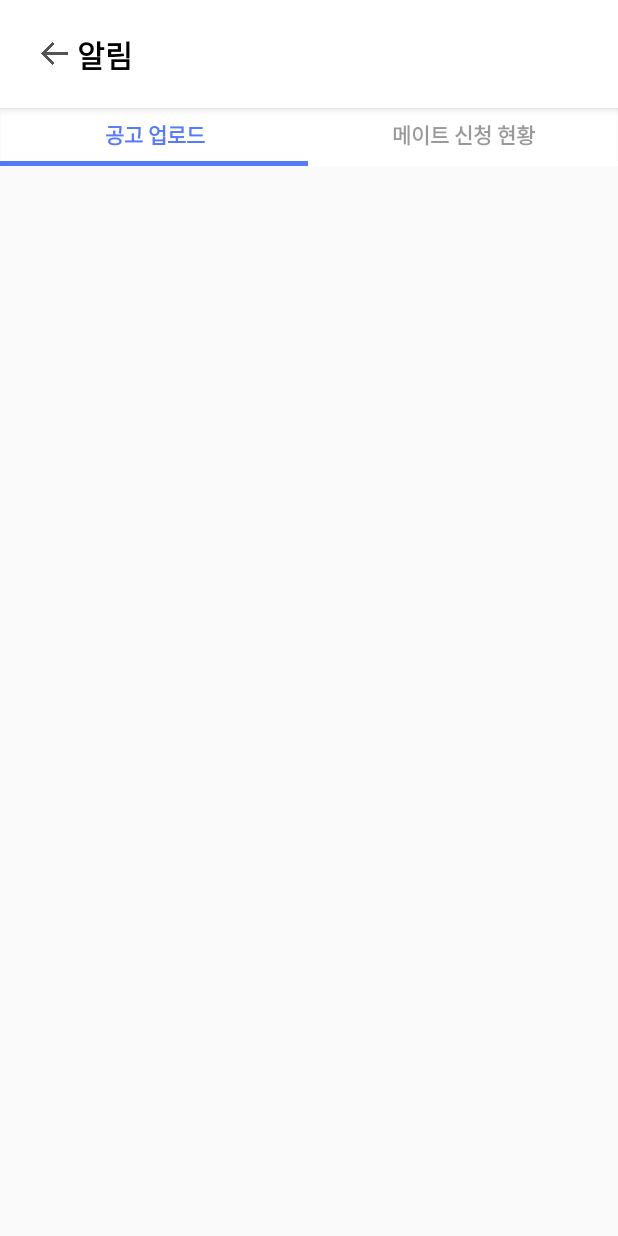
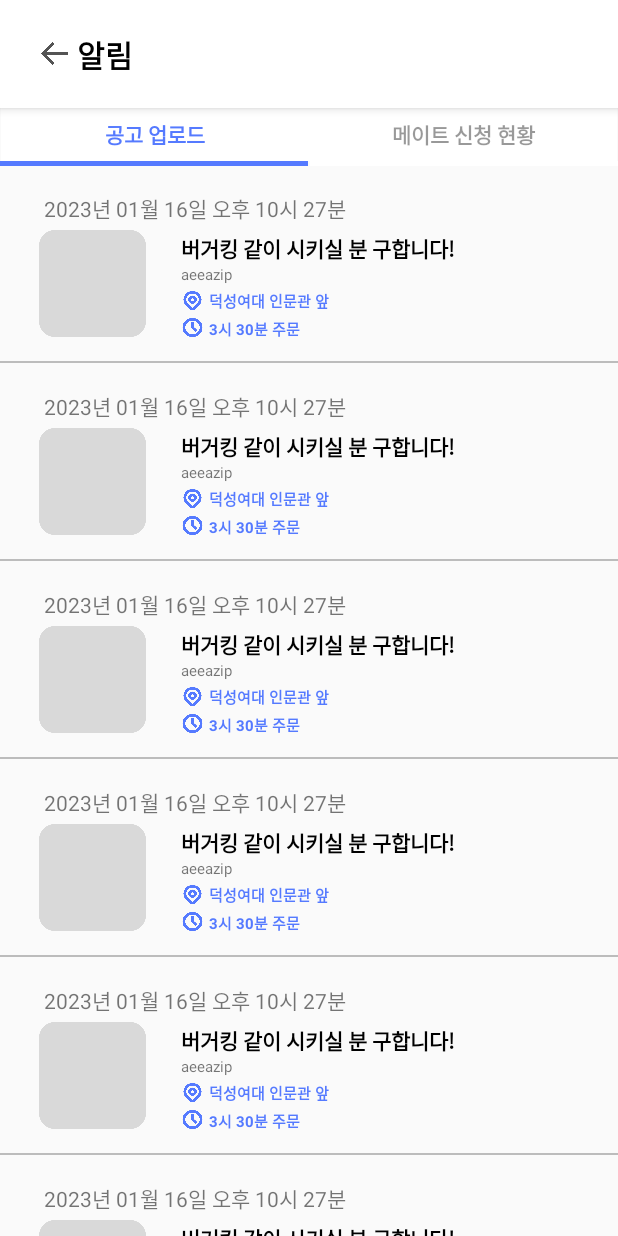
Before and after one commit to UMC-TogeDutch-Project/TogeDutch_FRONTEND, an Android app: the NewsUpLoadFragment screen opened directly, with no data from a screen before it, on a phone screen of 412 x 824 dp. Run offline under Robolectric (Android 15) with nearby library versions, the phone set to English and light mode, and no system bars.

Commit message:
feat: 알림 화면 공고 업로드 프래그먼트 리사이클러뷰 구현

```diff
--- a/app/src/main/java/umc/mobile/project/NewsActivity.kt
+++ b/app/src/main/java/umc/mobile/project/NewsActivity.kt
@@ -2,6 +2,7 @@ package umc.mobile.project
 
 import android.graphics.Color
 import android.os.Bundle
+import android.view.MenuItem
 import androidx.appcompat.app.AppCompatActivity
 import umc.mobile.project.databinding.ActivityNewsBinding
 
@@ -21,6 +22,7 @@ class NewsActivity : AppCompatActivity(){
         viewBinding.btnMate.setOnClickListener {
             setflag(1)
         }
+
 
 
     }
@@ -44,5 +46,4 @@ class NewsActivity : AppCompatActivity(){
             }
         }
     }
-
 }
--- a/app/src/main/java/umc/mobile/project/NewsUpLoadFragment.kt
+++ b/app/src/main/java/umc/mobile/project/NewsUpLoadFragment.kt
@@ -6,18 +6,53 @@ import android.view.LayoutInflater
 import android.view.View
 import android.view.ViewGroup
 import androidx.fragment.app.Fragment
+import androidx.recyclerview.widget.LinearLayoutManager
 import umc.mobile.project.databinding.FragmentNewsUploadBinding
 
 
 class NewsUpLoadFragment : Fragment(){
+
+    private var _viewBinding: FragmentNewsUploadBinding? = null
+    private val viewBinding get() = _viewBinding!!
+
+    private var dummyUpLoadData = ArrayList<UpLoadData>()
 
     override fun onCreateView(
         inflater: LayoutInflater,
         container: ViewGroup?,
         savedInstanceState: Bundle?
     ): View? {
-        return FragmentNewsUploadBinding.inflate(layoutInflater).root
+        _viewBinding = FragmentNewsUploadBinding.inflate(inflater, container, false)
+
+        dummyUpLoadData.apply {
+            add(UpLoadData("버거킹 같이 시키실 분 구합니다!", R.drawable.main_rv_item_image, "aeeazip", "덕성여대 인문관 앞", "3시 30분 주문"))
+            add(UpLoadData("버거킹 같이 시키실 분 구합니다!", R.drawable.main_rv_item_image, "aeeazip", "덕성여대 인문관 앞", "3시 30분 주문"))
+            add(UpLoadData("버거킹 같이 시키실 분 구합니다!", R.drawable.main_rv_item_image, "aeeazip", "덕성여대 인문관 앞", "3시 30분 주문"))
+            add(UpLoadData("버거킹 같이 시키실 분 구합니다!", R.drawable.main_rv_item_image, "aeeazip", "덕성여대 인문관 앞", "3시 30분 주문"))
+            add(UpLoadData("버거킹 같이 시키실 분 구합니다!", R.drawable.main_rv_item_image, "aeeazip", "덕성여대 인문관 앞", "3시 30분 주문"))
+            add(UpLoadData("버거킹 같이 시키실 분 구합니다!", R.drawable.main_rv_item_image, "aeeazip", "덕성여대 인문관 앞", "3시 30분 주문"))
+            add(UpLoadData("버거킹 같이 시키실 분 구합니다!", R.drawable.main_rv_item_image, "aeeazip", "덕성여대 인문관 앞", "3시 30분 주문"))
+            add(UpLoadData("버거킹 같이 시키실 분 구합니다!", R.drawable.main_rv_item_image, "aeeazip", "덕성여대 인문관 앞", "3시 30분 주문"))
+            add(UpLoadData("버거킹 같이 시키실 분 구합니다!", R.drawable.main_rv_item_image, "aeeazip", "덕성여대 인문관 앞", "3시 30분 주문"))
+            add(UpLoadData("버거킹 같이 시키실 분 구합니다!", R.drawable.main_rv_item_image, "aeeazip", "덕성여대 인문관 앞", "3시 30분 주문"))
+            add(UpLoadData("버거킹 같이 시키실 분 구합니다!", R.drawable.main_rv_item_image, "aeeazip", "덕성여대 인문관 앞", "3시 30분 주문"))
+            add(UpLoadData("버거킹 같이 시키실 분 구합니다!", R.drawable.main_rv_item_image, "aeeazip", "덕성여대 인문관 앞", "3시 30분 주문"))
+        }
+
+        //더미데이터와 리사이클러뷰 연결
+        val upLoadDataRVAdapter = UpLoadDataRVAdapter(dummyUpLoadData)
+
+        //리사이클러뷰를 어댑터에 연결
+        viewBinding.rvMain.adapter = upLoadDataRVAdapter
+
+        viewBinding.rvMain.layoutManager = LinearLayoutManager(context, LinearLayoutManager.VERTICAL, false)
+
+        return viewBinding.root
     }
 
+    override fun onDestroyView() {
+        super.onDestroyView()
+        _viewBinding = null
+    }
 
 }
--- /dev/null
+++ b/app/src/main/java/umc/mobile/project/UpLoadData.kt
@@ -0,0 +1,11 @@
+package umc.mobile.project
+
+data class UpLoadData(
+
+    val tvTitle: String,
+    val ivMainImage: Int? = null,
+    val tvUserId: String,
+    val tvItemWhere: String,
+    val tvItemTime: String,
+
+)
--- /dev/null
+++ b/app/src/main/java/umc/mobile/project/UpLoadDataRVAdapter.kt
@@ -0,0 +1,45 @@
+package umc.mobile.project
+
+import android.util.SparseBooleanArray
+import android.view.LayoutInflater
+import android.view.ViewGroup
+import androidx.recyclerview.widget.RecyclerView
+import umc.mobile.project.databinding.ItemNewsUploadDataBinding
+
+
+class UpLoadDataRVAdapter(private val UpLoadDataList: ArrayList<UpLoadData>) : RecyclerView.Adapter<UpLoadDataRVAdapter.DataViewHolder>() {
+
+    private val checkboxStatus = SparseBooleanArray()
+
+    //ViewHolder객체
+    inner class DataViewHolder(private val viewBinding: ItemNewsUploadDataBinding) :
+        RecyclerView.ViewHolder(viewBinding.root) {
+        fun bind(upLoadData: UpLoadData) {
+            viewBinding.tvTitle.text = upLoadData.tvTitle
+            viewBinding.ivMainImage.setImageResource(upLoadData.ivMainImage!!)
+            viewBinding.tvUserId.text = upLoadData.tvUserId
+            viewBinding.tvItemWhere.text = upLoadData.tvItemWhere
+            viewBinding.tvItemTime.text = upLoadData.tvItemTime
+
+
+
+        }
+    }
+
+    //ViewHolder 만들어질 때 실행할 동작
+    override fun onCreateViewHolder(parent: ViewGroup, viewType: Int): DataViewHolder {
+        val viewBinding =
+            ItemNewsUploadDataBinding.inflate(LayoutInflater.from(parent.context), parent, false)
+        return DataViewHolder(viewBinding)
+    }
+
+    //ViewHolder가 실제로 데이터를 표시해야 할 때 호출되는 함수
+    override fun onBindViewHolder(holder: DataViewHolder, position: Int) {
+        holder.bind(UpLoadDataList[position])
+
+    }
+
+    //표현할 아이템의 총 갯수
+    override fun getItemCount(): Int = UpLoadDataList.size
+
+}
--- a/app/src/main/res/layout/activity_news.xml
+++ b/app/src/main/res/layout/activity_news.xml
@@ -73,6 +73,10 @@
         app:layout_constraintStart_toStartOf="parent"
         app:layout_constraintEnd_toEndOf="parent"
         app:layout_constraintBottom_toBottomOf="parent"
-        />
+        >
+
+
+
+    </FrameLayout>
 
   </androidx.constraintlayout.widget.ConstraintLayout>
--- a/app/src/main/res/layout/fragment_news_upload.xml
+++ b/app/src/main/res/layout/fragment_news_upload.xml
@@ -4,7 +4,11 @@
     android:layout_height="match_parent"
     xmlns:app="http://schemas.android.com/apk/res-auto">
 
-
+    <androidx.recyclerview.widget.RecyclerView
+        android:id="@+id/rvMain"
+        android:layout_width="match_parent"
+        android:layout_height="match_parent"
+        />
 
 
 </androidx.constraintlayout.widget.ConstraintLayout>
--- /dev/null
+++ b/app/src/main/res/layout/item_news_upload_data.xml
@@ -0,0 +1,111 @@
+<?xml version="1.0" encoding="utf-8"?>
+<androidx.constraintlayout.widget.ConstraintLayout xmlns:android="http://schemas.android.com/apk/res/android"
+    android:layout_width="match_parent"
+    android:layout_height="132dp"
+    xmlns:app="http://schemas.android.com/apk/res-auto">
+
+    <TextView
+        android:id="@+id/tvDate"
+        android:layout_width="wrap_content"
+        android:layout_height="19dp"
+        android:text="2023년 01월 16일 오후 10시 27분"
+        app:layout_constraintTop_toTopOf="parent"
+        app:layout_constraintStart_toStartOf="parent"
+        android:layout_marginTop="18dp"
+        android:layout_marginStart="29dp"
+        />
+
+    <ImageView
+        android:id="@+id/ivMainImage"
+        android:layout_width="71dp"
+        android:layout_height="71dp"
+        app:layout_constraintTop_toBottomOf="@id/tvDate"
+        app:layout_constraintStart_toStartOf="parent"
+        android:layout_marginTop="6dp"
+        android:layout_marginStart="26dp"
+        android:src="@drawable/main_rv_item_image"
+        />
+
+    <TextView
+        android:id="@+id/tvTitle"
+        android:layout_width="wrap_content"
+        android:layout_height="wrap_content"
+        android:textStyle="bold"
+        android:textColor="@color/black"
+        android:text="버거킹 같이 시키실 분 구합니다~"
+        app:layout_constraintTop_toBottomOf="@id/tvDate"
+        app:layout_constraintStart_toEndOf="@id/ivMainImage"
+        android:layout_marginTop="7dp"
+        android:layout_marginStart="23dp"
+        />
+
+    <TextView
+        android:id="@+id/tvUserId"
+        android:layout_width="wrap_content"
+        android:layout_height="wrap_content"
+        android:text="aeeazip"
+        android:textSize="10dp"
+        app:layout_constraintTop_toBottomOf="@id/tvTitle"
+        app:layout_constraintStart_toEndOf="@id/ivMainImage"
+        android:layout_marginStart="23dp"
+        />
+
+    <ImageView
+        android:id="@+id/ivMapPinIcon"
+        android:layout_width="15dp"
+        android:layout_height="15dp"
+        android:src="@drawable/main_item_icon_map_pin"
+        app:layout_constraintTop_toBottomOf="@id/tvUserId"
+        app:layout_constraintStart_toEndOf="@id/ivMainImage"
+        android:layout_marginStart="23dp"
+        android:layout_marginTop="2.5dp"
+        />
+
+    <ImageView
+        android:id="@+id/ivTimeClockIcon"
+        android:layout_width="15dp"
+        android:layout_height="15dp"
+        android:src="@drawable/main_item_icon_clock"
+        app:layout_constraintTop_toBottomOf="@id/ivMapPinIcon"
+        app:layout_constraintStart_toEndOf="@id/ivMainImage"
+        android:layout_marginStart="23dp"
+        android:layout_marginTop="2.5dp"
+        />
+
+    <TextView
+        android:id="@+id/tvItemWhere"
+        android:layout_width="wrap_content"
+        android:layout_height="wrap_content"
+        android:text="동덕여대 인문관 앞"
+        android:textStyle="bold"
+        android:textSize="10dp"
+        android:textColor="#557AFF"
+        app:layout_constraintTop_toBottomOf="@id/tvUserId"
+        app:layout_constraintStart_toEndOf="@id/ivMapPinIcon"
+        android:layout_marginStart="3dp"
+        android:layout_marginTop="2.5dp"
+        />
+
+    <TextView
+        android:id="@+id/tvItemTime"
+        android:layout_width="wrap_content"
+        android:layout_height="wrap_content"
+        android:text="3시 30분 주문"
+        android:textStyle="bold"
+        android:textSize="10dp"
+        android:textColor="#557AFF"
+        app:layout_constraintTop_toBottomOf="@id/tvItemWhere"
+        app:layout_constraintStart_toEndOf="@id/ivTimeClockIcon"
+        android:layout_marginStart="3dp"
+        android:layout_marginTop="3.5dp"
+        />
+
+    <ImageView
+        android:layout_width="match_parent"
+        android:layout_height="1dp"
+        android:background="#40000000"
+        app:layout_constraintBottom_toBottomOf="parent"
+        />
+
+
+</androidx.constraintlayout.widget.ConstraintLayout>
```
